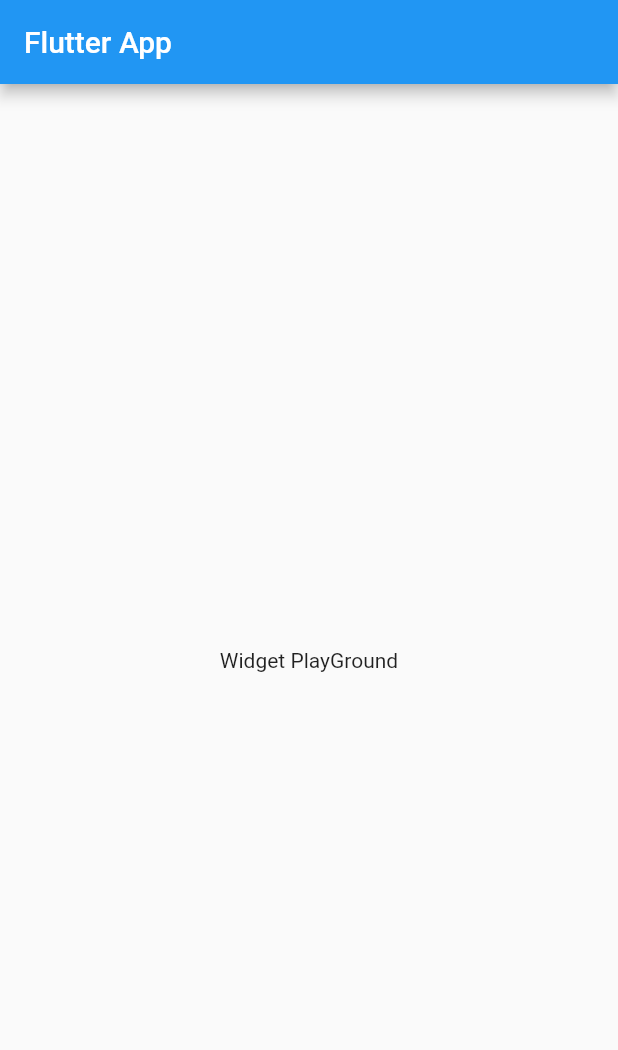
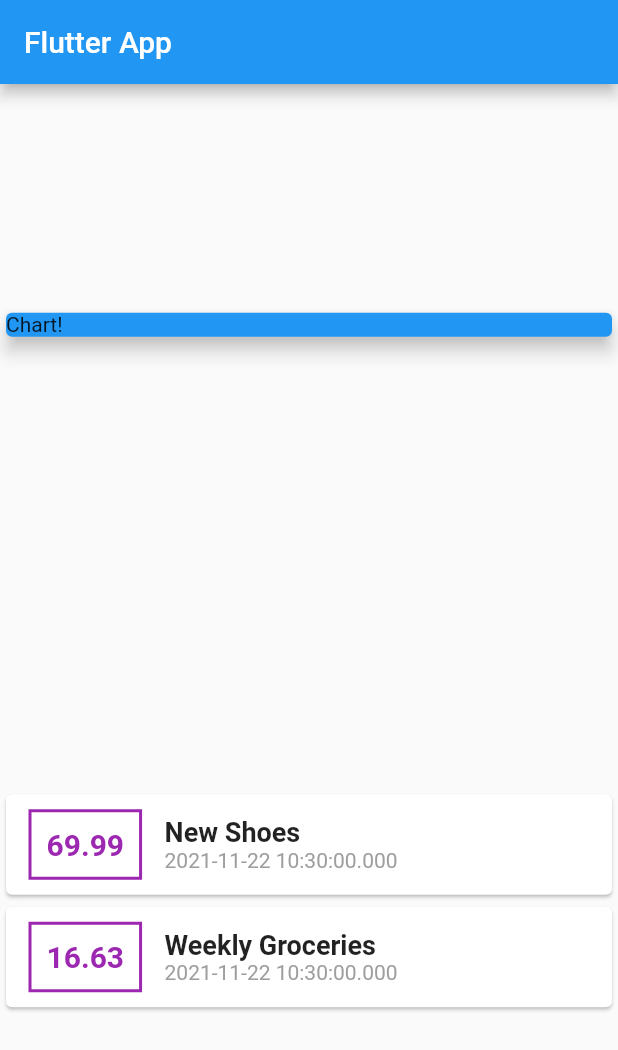
Before and after one commit to dksalsgus/flutter_planning, a Flutter app: the screen it shows after launch, on a phone screen of 412 x 824 dp. Shown: the top 1050 px of the screen. Run offline on Flutter 3.47's test engine with Material 2 defaults, Android fonts, the light colour scheme and no system bars.

Commit message:
Column / Row

```diff
--- a/lib/main.dart
+++ b/lib/main.dart
@@ -1,4 +1,5 @@
 import 'package:flutter/material.dart';
+import 'package:flutter_planning/transaction.dart';
 
 void main() => runApp(MyApp());
 
@@ -10,15 +11,73 @@ class MyApp extends StatelessWidget {
 }
 
 class MyHomePage extends StatelessWidget {
+  final List<Transaction> transactions = [
+    Transaction(
+        id: 't1', title: 'New Shoes', amount: 69.99, date: DateTime.now()),
+    Transaction(
+        id: 't2',
+        title: 'Weekly Groceries',
+        amount: 16.63,
+        date: DateTime.now())
+  ];
+
   @override
   Widget build(BuildContext context) {
     return Scaffold(
-      appBar: AppBar(
-        title: Text('Flutter App'),
-      ),
-      body: Center(
-        child: Text('Widget PlayGround'),
-      ),
-    );
+        appBar: AppBar(
+          title: Text('Flutter App'),
+        ),
+        body: Column(
+          mainAxisAlignment: MainAxisAlignment.spaceAround,
+          crossAxisAlignment: CrossAxisAlignment.stretch,
+          children: <Widget>[
+            Container(
+              width: double.infinity,
+              child: Card(
+                color: Colors.blue,
+                child: Text('Chart!'),
+                elevation: 5,
+              ),
+            ),
+            Column(
+              children: transactions.map((tx) {
+                return Card(
+                  child: Row(
+                    children: <Widget>[
+                      Container(
+                        margin:
+                            EdgeInsets.symmetric(vertical: 10, horizontal: 15),
+                        decoration: BoxDecoration(
+                            border: Border.all(color: Colors.purple, width: 2)),
+                        padding: EdgeInsets.all(10),
+                        child: Text(
+                          tx.amount.toString(),
+                          style: TextStyle(
+                              fontWeight: FontWeight.bold,
+                              fontSize: 20,
+                              color: Colors.purple),
+                        ),
+                      ),
+                      Column(
+                        crossAxisAlignment: CrossAxisAlignment.start,
+                        children: <Widget>[
+                          Text(
+                            tx.title,
+                            style: TextStyle(
+                                fontSize: 18, fontWeight: FontWeight.bold),
+                          ),
+                          Text(
+                            tx.date.toString(),
+                            style: TextStyle(color: Colors.grey),
+                          )
+                        ],
+                      )
+                    ],
+                  ),
+                );
+              }).toList(),
+            )
+          ],
+        ));
   }
 }
--- /dev/null
+++ b/lib/transaction.dart
@@ -0,0 +1,12 @@
+class Transaction {
+  final String id;
+  final String title;
+  final double amount;
+  final DateTime date;
+
+  Transaction(
+      {required this.id,
+      required this.title,
+      required this.amount,
+      required this.date});
+}
```
Also changed, not shown: 1 other file.
